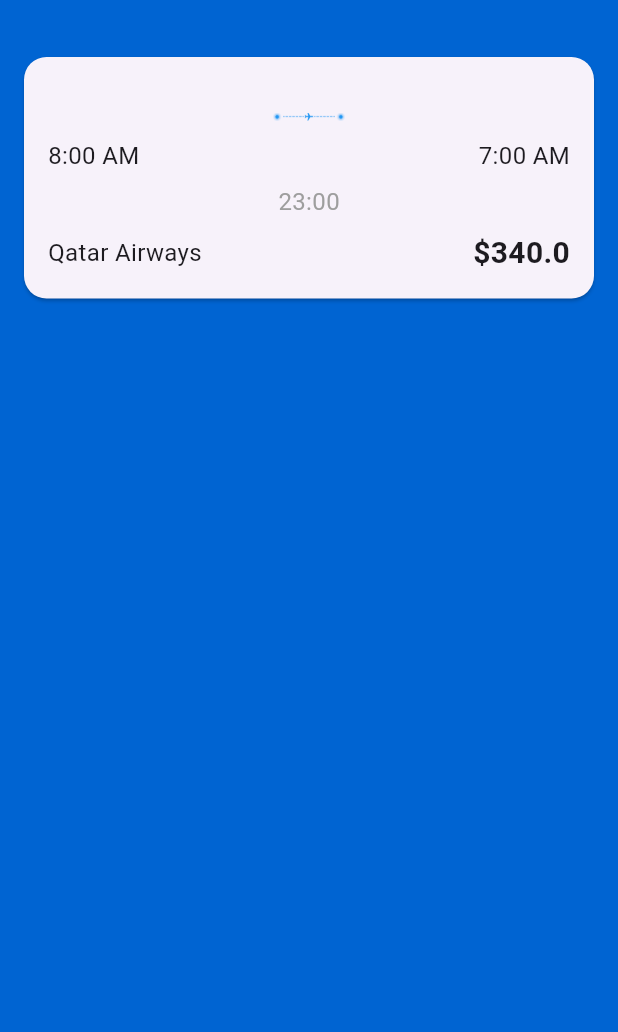
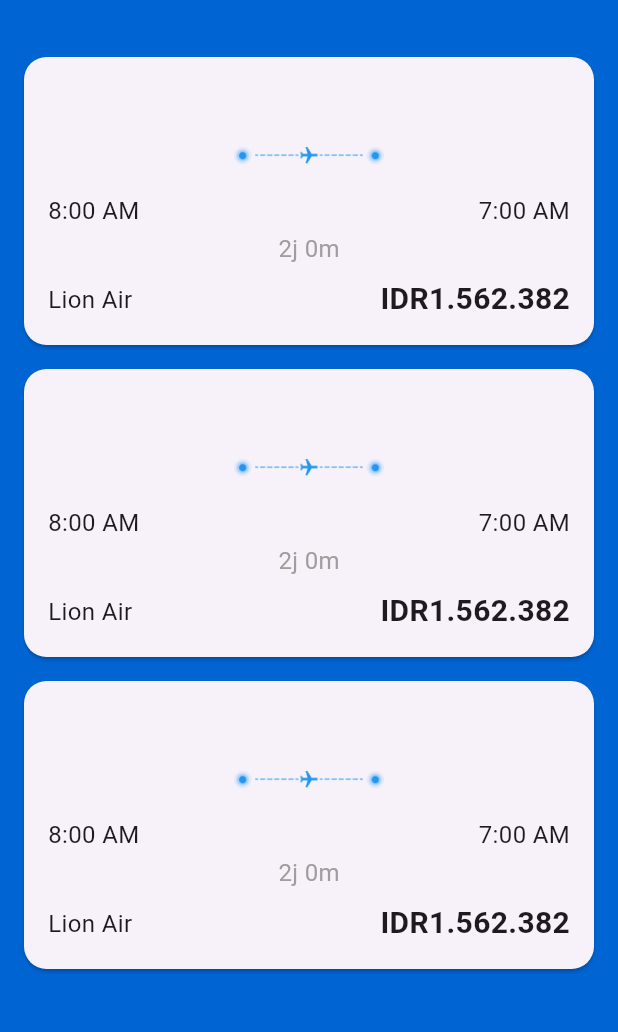
Before and after one commit to Thrzaaaaa/uas_pmp, a Flutter app: the screen it shows after launch, after a tap on "Skip", after a tap on "Sign In", after a tap on "Search Flights", on a phone screen of 412 x 824 dp, the part 63-1095 px from its top. Run offline on Flutter 3.47's test engine with Material 3 defaults, Android fonts, the phone set to English and light mode, and no system bars.

Commit message:
update 1

```diff
--- a/flight_booking_app/lib/screens/booking_details_screen.dart
+++ b/flight_booking_app/lib/screens/booking_details_screen.dart
@@ -79,7 +79,7 @@ class BookingDetailsScreen extends StatelessWidget {
               },
               child: Padding(
                 padding: const EdgeInsets.all(8.0),
-                child: Image.asset('assets/images/arrow_left.png', width: 24, height: 24),
+                child: Image.asset('assets/images/arrow left.png', width: 24, height: 24),
               ),
             ),
             Text(
--- a/flight_booking_app/lib/screens/flight_search_screen.dart
+++ b/flight_booking_app/lib/screens/flight_search_screen.dart
@@ -1,4 +1,5 @@
 import 'package:flutter/material.dart';
+import 'package:intl/intl.dart'; // Import the intl package for currency formatting
 import 'booking_details_screen.dart';
 
 class FlightSearchScreen extends StatelessWidget {
@@ -36,18 +37,19 @@ class FlightSearchScreen extends StatelessWidget {
       ),
       body: Container(
         color: Color(0xFF0064D2),
-        child: ListView(
+        child: ListView.builder(
           padding: EdgeInsets.all(16.0),
-          children: [
-            FlightCard(
+          itemCount: 3, // Set the number of tickets to display
+          itemBuilder: (context, index) {
+            return FlightCard(
               from: from,
               to: to,
               departureTime: '8:00 AM',
               arrivalTime: '7:00 AM',
-              duration: '23:00',
+              duration: '2j 0m',
               date: departureDate,
-              airline: 'Qatar Airways',
-              price: 340.0,
+              airline: 'Lion Air',
+              price: 1562382.0, // Price in Indonesian Rupiah
               travelers: travelers,
               onTap: () {
                 Navigator.push(
@@ -62,9 +64,8 @@ class FlightSearchScreen extends StatelessWidget {
                   ),
                 );
               },
-            ),
-            // Additional FlightCard widgets can be added here if needed
-          ],
+            );
+          },
         ),
       ),
     );
@@ -98,6 +99,9 @@ class FlightCard extends StatelessWidget {
 
   @override
   Widget build(BuildContext context) {
+    // Format the price to Indonesian Rupiah
+    final formattedPrice = NumberFormat.currency(locale: 'id_ID', symbol: 'IDR').format(price);
+
     return GestureDetector(
       onTap: onTap,
       child: Card(
@@ -111,7 +115,7 @@ class FlightCard extends StatelessWidget {
             crossAxisAlignment: CrossAxisAlignment.start,
             children: [
               Row(
-                crossAxisAlignment: CrossAxisAlignment.start,
+                crossAxisAlignment: CrossAxisAlignment.center,
                 children: [
                   Expanded(
                     child: Column(
@@ -121,22 +125,28 @@ class FlightCard extends StatelessWidget {
                           from,
                           style: TextStyle(fontSize: 24, fontWeight: FontWeight.bold),
                         ),
-                        SizedBox(height: 4),
+                        SizedBox(height: 16),
                         Text(
-                          '8:00 AM',
+                          departureTime,
                           style: TextStyle(fontSize: 16),
                         ),
                       ],
                     ),
                   ),
-                  Padding(
-                    padding: const EdgeInsets.symmetric(horizontal: 8.0),
-                    child: Image.asset(
-                      'assets/images/flight_trip_icon.png',
-                      height: 48, // Besarkan ukuran gambar
-                      width: 48, // Besarkan ukuran gambar
-                      color: Colors.blue,
-                    ),
+                  Column(
+                    mainAxisAlignment: MainAxisAlignment.center,
+                    children: [
+                      Image.asset(
+                        'assets/images/flight_trip_icon.png',
+                        height: 100, // Adjust size as needed
+                        width: 100,  // Adjust size as needed
+                        color: Colors.blue,
+                      ),
+                      Text(
+                        duration,
+                        style: TextStyle(fontSize: 16, color: Colors.grey),
+                      ),
+                    ],
                   ),
                   Expanded(
                     child: Column(
@@ -146,23 +156,13 @@ class FlightCard extends StatelessWidget {
                           to,
                           style: TextStyle(fontSize: 24, fontWeight: FontWeight.bold),
                         ),
-                        SizedBox(height: 4),
+                        SizedBox(height: 16),
                         Text(
-                          '7:00 AM',
+                          arrivalTime,
                           style: TextStyle(fontSize: 16),
                         ),
                       ],
                     ),
-                  ),
-                ],
-              ),
-              SizedBox(height: 8),
-              Row(
-                mainAxisAlignment: MainAxisAlignment.center, // Letakkan duration ditengah
-                children: [
-                  Text(
-                    '23:00',
-                    style: TextStyle(fontSize: 16, color: Colors.grey),
                   ),
                 ],
               ),
@@ -175,7 +175,7 @@ class FlightCard extends StatelessWidget {
                     style: TextStyle(fontSize: 16),
                   ),
                   Text(
-                    '\$$price',
+                    formattedPrice, // Display the formatted price
                     style: TextStyle(fontSize: 20, fontWeight: FontWeight.bold),
                   ),
                 ],
--- a/flight_booking_app/pubspec.yaml
+++ b/flight_booking_app/pubspec.yaml
@@ -61,3 +61,4 @@ flutter:
     - assets/images/change.png
     - assets/images/flight_trip_icon.png
     - assets/images/Vector.png
+    - assets/images/LionAir.png
```
Also changed, not shown: flight_booking_app/assets/images/LionAir.png (added).
